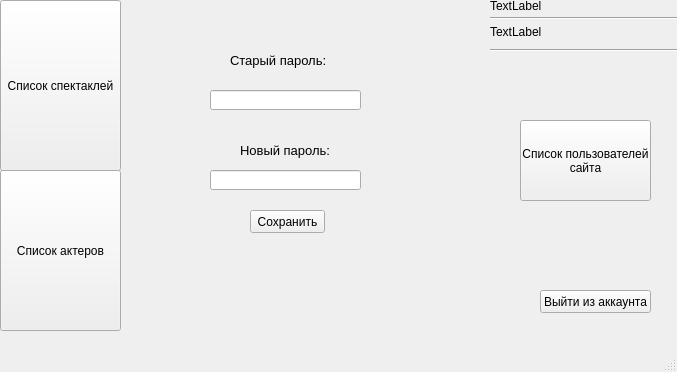
First picture: the form in Teatr/mainwindow.ui, repository Shnayder102/teatr, before the edit.
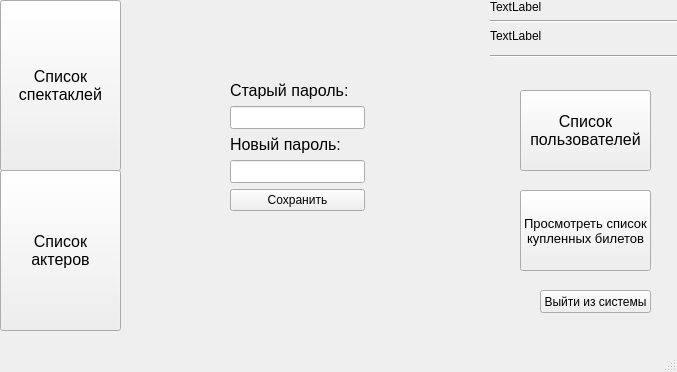
Second picture: the form after the edit.

Diff of the .ui file:
```diff
--- a/Teatr/mainwindow.ui
+++ b/Teatr/mainwindow.ui
@@ -23,8 +23,14 @@
       <height>171</height>
      </rect>
     </property>
+    <property name="font">
+     <font>
+      <pointsize>12</pointsize>
+     </font>
+    </property>
     <property name="text">
-     <string>Список спектаклей</string>
+     <string>Список 
+спектаклей</string>
     </property>
    </widget>
    <widget class="QPushButton" name="pushButton_2">
@@ -36,107 +42,33 @@
       <height>161</height>
      </rect>
     </property>
-    <property name="text">
-     <string>Список актеров</string>
-    </property>
-   </widget>
-   <widget class="QLineEdit" name="lineEdit">
-    <property name="geometry">
-     <rect>
-      <x>210</x>
-      <y>90</y>
-      <width>151</width>
-      <height>20</height>
-     </rect>
-    </property>
     <property name="font">
      <font>
-      <pointsize>10</pointsize>
+      <pointsize>12</pointsize>
      </font>
     </property>
-   </widget>
-   <widget class="QLineEdit" name="lineEdit_2">
-    <property name="geometry">
-     <rect>
-      <x>210</x>
-      <y>170</y>
-      <width>151</width>
-      <height>20</height>
-     </rect>
-    </property>
-    <property name="font">
-     <font>
-      <pointsize>10</pointsize>
-     </font>
-    </property>
-   </widget>
-   <widget class="QLabel" name="label">
-    <property name="geometry">
-     <rect>
-      <x>230</x>
-      <y>50</y>
-      <width>101</width>
-      <height>20</height>
-     </rect>
-    </property>
-    <property name="font">
-     <font>
-      <pointsize>10</pointsize>
-     </font>
-    </property>
     <property name="text">
-     <string>Старый пароль:</string>
-    </property>
-    <property name="buddy">
-     <cstring>plainTextEdit</cstring>
-    </property>
-   </widget>
-   <widget class="QLabel" name="label_2">
-    <property name="geometry">
-     <rect>
-      <x>240</x>
-      <y>140</y>
-      <width>91</width>
-      <height>20</height>
-     </rect>
-    </property>
-    <property name="font">
-     <font>
-      <pointsize>10</pointsize>
-     </font>
-    </property>
-    <property name="text">
-     <string>Новый пароль:</string>
-    </property>
-    <property name="buddy">
-     <cstring>plainTextEdit</cstring>
-    </property>
-   </widget>
-   <widget class="QPushButton" name="pushButton_3">
-    <property name="geometry">
-     <rect>
-      <x>250</x>
-      <y>210</y>
-      <width>75</width>
-      <height>23</height>
-     </rect>
-    </property>
-    <property name="text">
-     <string>Сохранить</string>
+     <string>Список 
+актеров</string>
     </property>
    </widget>
    <widget class="QPushButton" name="pushButton_4">
     <property name="geometry">
      <rect>
       <x>520</x>
-      <y>120</y>
+      <y>90</y>
       <width>131</width>
       <height>81</height>
      </rect>
     </property>
+    <property name="font">
+     <font>
+      <pointsize>12</pointsize>
+     </font>
+    </property>
     <property name="text">
-     <string>Список пользователей
-сайта</string>
+     <string>Список 
+пользователей</string>
     </property>
    </widget>
    <widget class="QWidget" name="verticalLayoutWidget">
@@ -145,7 +77,7 @@
       <x>490</x>
       <y>0</y>
       <width>191</width>
-      <height>51</height>
+      <height>58</height>
      </rect>
     </property>
     <layout class="QVBoxLayout" name="verticalLayout">
@@ -196,9 +128,95 @@
      </rect>
     </property>
     <property name="text">
-     <string>Выйти из аккаунта</string>
+     <string>Выйти из системы</string>
     </property>
    </widget>
+   <widget class="QPushButton" name="pushButton_6">
+    <property name="geometry">
+     <rect>
+      <x>520</x>
+      <y>190</y>
+      <width>131</width>
+      <height>81</height>
+     </rect>
+    </property>
+    <property name="font">
+     <font>
+      <pointsize>10</pointsize>
+     </font>
+    </property>
+    <property name="text">
+     <string>Просмотреть список 
+купленных билетов</string>
+    </property>
+   </widget>
+   <widget class="QWidget" name="">
+    <property name="geometry">
+     <rect>
+      <x>230</x>
+      <y>80</y>
+      <width>135</width>
+      <height>131</height>
+     </rect>
+    </property>
+    <layout class="QVBoxLayout" name="verticalLayout_2">
+     <item>
+      <widget class="QLabel" name="label">
+       <property name="font">
+        <font>
+         <pointsize>12</pointsize>
+        </font>
+       </property>
+       <property name="text">
+        <string>Старый пароль:</string>
+       </property>
+       <property name="buddy">
+        <cstring>plainTextEdit</cstring>
+       </property>
+      </widget>
+     </item>
+     <item>
+      <widget class="QLineEdit" name="lineEdit">
+       <property name="font">
+        <font>
+         <pointsize>10</pointsize>
+        </font>
+       </property>
+      </widget>
+     </item>
+     <item>
+      <widget class="QLabel" name="label_2">
+       <property name="font">
+        <font>
+         <pointsize>12</pointsize>
+        </font>
+       </property>
+       <property name="text">
+        <string>Новый пароль:</string>
+       </property>
+       <property name="buddy">
+        <cstring>plainTextEdit</cstring>
+       </property>
+      </widget>
+     </item>
+     <item>
+      <widget class="QLineEdit" name="lineEdit_2">
+       <property name="font">
+        <font>
+         <pointsize>10</pointsize>
+        </font>
+       </property>
+      </widget>
+     </item>
+     <item>
+      <widget class="QPushButton" name="pushButton_3">
+       <property name="text">
+        <string>Сохранить</string>
+       </property>
+      </widget>
+     </item>
+    </layout>
+   </widget>
   </widget>
   <widget class="QMenuBar" name="menubar">
    <property name="geometry">
```
